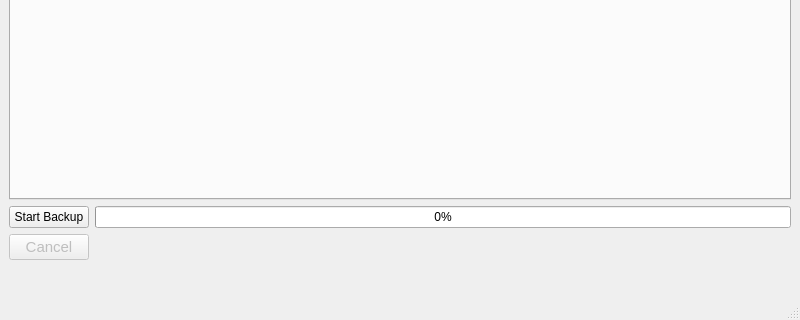
First picture: the form in src/vorta/assets/UI/mainwindow.ui, repository borgbase/vorta, before the edit; both pictures show x 0 to 800 and y 280 to 600 of the 800 by 600 pixel window.
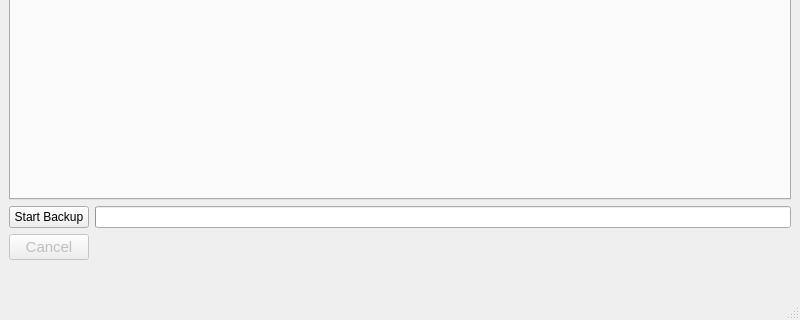
Second picture: the form after the edit.

Patch:
```diff
--- a/src/vorta/assets/UI/mainwindow.ui
+++ b/src/vorta/assets/UI/mainwindow.ui
@@ -258,6 +258,9 @@
         <property name="textVisible">
          <bool>true</bool>
         </property>
+        <property name="format">
+         <string/>
+        </property>
        </widget>
       </item>
       <item row="0" column="0">
```
Left out of the diff: 1 changed line with no effect on the pictures.
